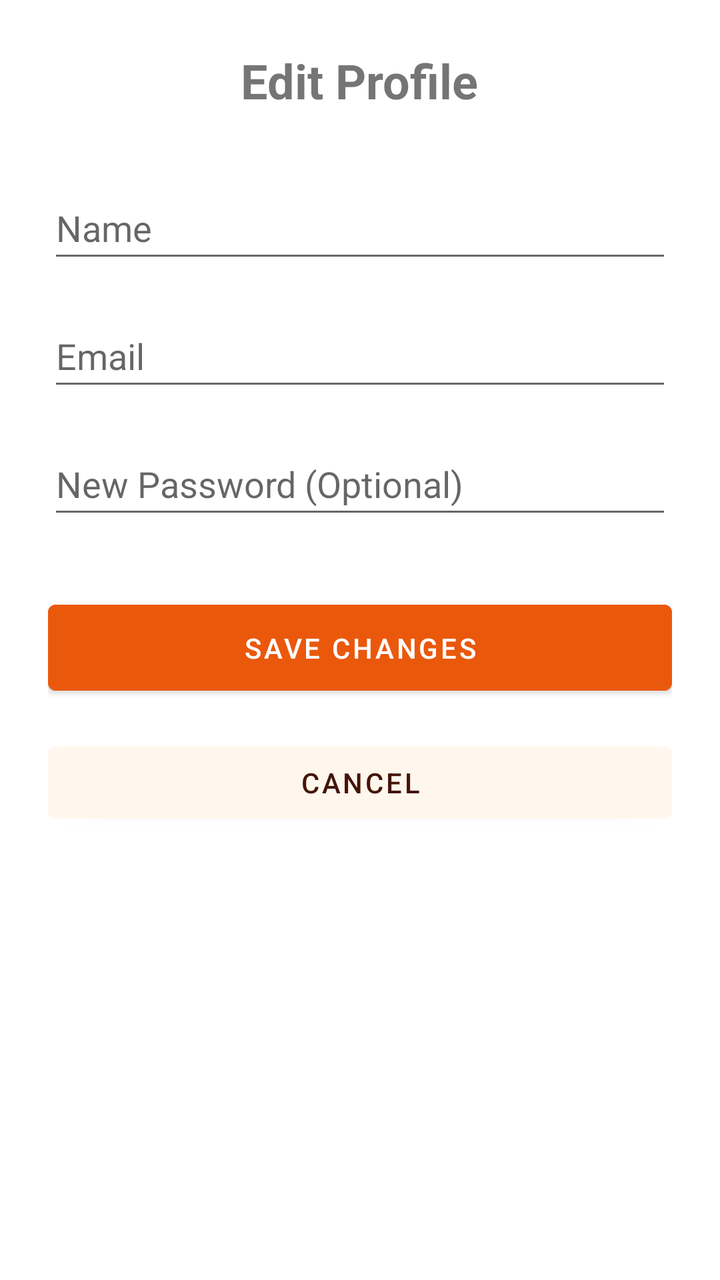
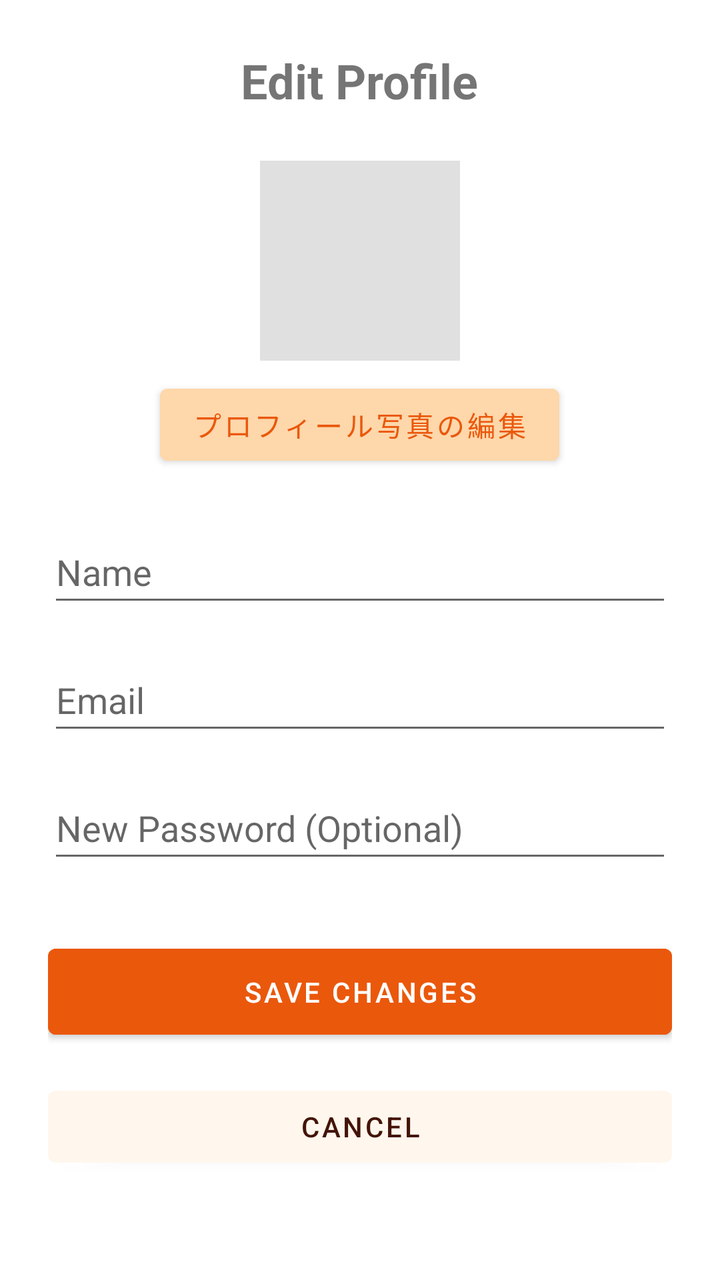

Compare the two renders of this Android layout. The source of the first and the diff that turns it into the second are given below.
<!-- AndroidManifest.xml: application theme Theme.InternalPointSystem -->
<!-- res/layout/activity_profile.xml -->
<?xml version="1.0" encoding="utf-8"?>
<LinearLayout xmlns:android="http://schemas.android.com/apk/res/android"
    android:layout_width="match_parent"
    android:layout_height="match_parent"
    android:orientation="vertical"
    android:padding="24dp"
    android:gravity="center_horizontal">

    <TextView
        android:layout_width="wrap_content"
        android:layout_height="wrap_content"
        android:text="Edit Profile"
        android:textSize="24sp"
        android:textStyle="bold"
        android:layout_marginBottom="32dp"/>

    <EditText
        android:id="@+id/etName"
        android:layout_width="match_parent"
        android:layout_height="wrap_content"
        android:hint="Name"
        android:minHeight="48dp"
        android:layout_marginBottom="16dp"/>

    <EditText
        android:id="@+id/etEmail"
        android:layout_width="match_parent"
        android:layout_height="wrap_content"
        android:hint="Email"
        android:inputType="textEmailAddress"
        android:minHeight="48dp"
        android:layout_marginBottom="16dp"/>

    <EditText
        android:id="@+id/etPassword"
        android:layout_width="match_parent"
        android:layout_height="wrap_content"
        android:hint="New Password (Optional)"
        android:inputType="textPassword"
        android:minHeight="48dp"
        android:layout_marginBottom="32dp"/>

    <Button
        android:id="@+id/btnSave"
        android:layout_width="match_parent"
        android:layout_height="wrap_content"
        android:text="Save Changes"
        android:backgroundTint="@color/brand_primary"
        android:textColor="@color/white"
        android:padding="12dp"
        android:layout_marginBottom="16dp"/>

    <Button
        android:id="@+id/btnCancel"
        android:layout_width="match_parent"
        android:layout_height="wrap_content"
        android:text="Cancel"
        android:backgroundTint="@color/bg_main"
        android:textColor="@color/text_primary"/>

</LinearLayout>
<!-- resources referenced by this layout -->
<resources>
  <color name="bg_main">#FFF7ED</color>
  <color name="brand_primary">#EA580C</color>
  <color name="text_primary">#431407</color>
  <color name="white">#FFFFFF</color>
  <style name="Theme.InternalPointSystem" parent="Theme.MaterialComponents.DayNight.DarkActionBar">
          
          <item name="colorPrimary">@color/brand_primary</item>
          <item name="colorPrimaryVariant">@color/brand_primary_dark</item>
          <item name="colorOnPrimary">@color/white</item>
          
          <item name="colorSecondary">@color/coin_primary</item>
          <item name="colorSecondaryVariant">@color/coin_secondary</item>
          <item name="colorOnSecondary">@color/white</item>
          
          <item name="android:statusBarColor" tools:targetApi="l">?attr/colorPrimaryVariant</item>
          
      </style>
  <color name="brand_primary_dark">#C2410C</color>
  <color name="coin_primary">#F59E0B</color>
  <color name="coin_secondary">#D97706</color>
</resources>

<!-- the commit's change to res/layout/activity_profile.xml (unified diff, before → after) -->
@@ -12,7 +12,26 @@
         android:text="Edit Profile"
         android:textSize="24sp"
         android:textStyle="bold"
-        android:layout_marginBottom="32dp"/>
+        android:layout_marginBottom="24dp"/>
+
+    <ImageView
+        android:id="@+id/ivAvatar"
+        android:layout_width="100dp"
+        android:layout_height="100dp"
+        android:layout_gravity="center_horizontal"
+        android:background="#E0E0E0" 
+        android:scaleType="centerCrop"
+        android:layout_marginBottom="8dp"/>
+
+    <Button
+        android:id="@+id/btnChangePhoto"
+        android:layout_width="wrap_content"
+        android:layout_height="wrap_content"
+        android:layout_gravity="center_horizontal"
+        android:text="プロフィール写真の編集"
+        android:layout_marginBottom="24dp"
+        android:backgroundTint="@color/brand_secondary"
+        android:textColor="@color/brand_primary"/>
 
     <EditText
         android:id="@+id/etName"
<!-- resource entries referenced after the edit -->
@@ -2,6 +2,7 @@
 <resources>
   <color name="bg_main">#FFF7ED</color>
   <color name="brand_primary">#EA580C</color>
+  <color name="brand_secondary">#FED7AA</color>
   <color name="text_primary">#431407</color>
   <color name="white">#FFFFFF</color>
   <style name="Theme.InternalPointSystem" parent="Theme.MaterialComponents.DayNight.DarkActionBar">
